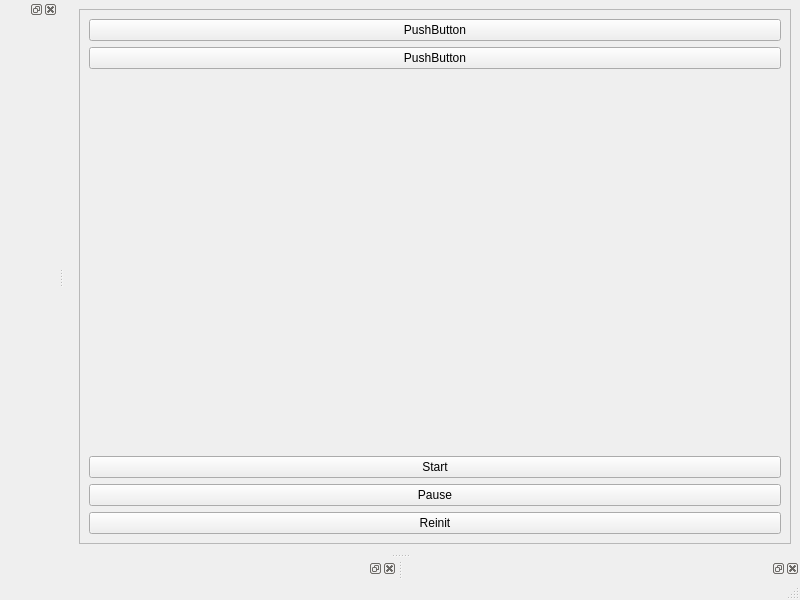
Qt form qtgui/mainwindow.ui (frabas/DISPLACE_GUI) before a commit.
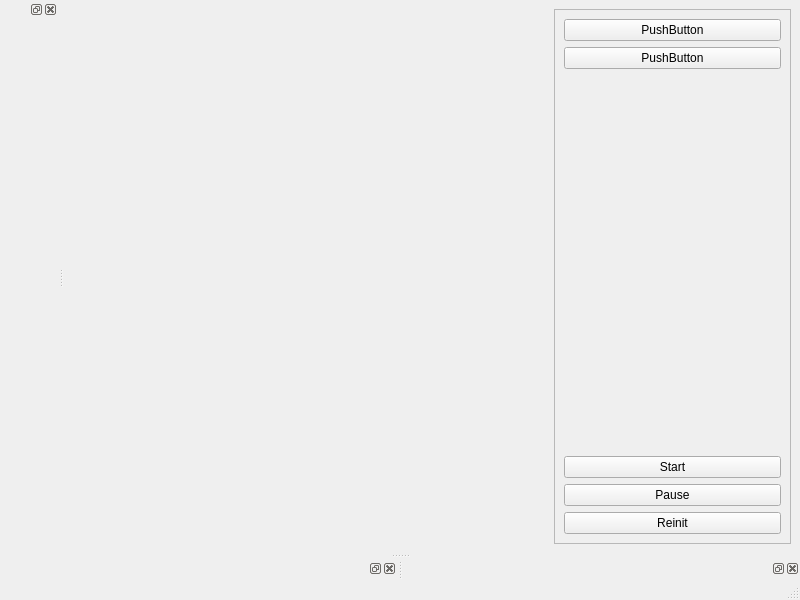
The same form after that commit.

Commit message: GUI: Map Window

```diff
--- a/qtgui/mainwindow.ui
+++ b/qtgui/mainwindow.ui
@@ -14,9 +14,22 @@
    <string>MainWindow</string>
   </property>
   <widget class="QWidget" name="centralwidget">
-   <layout class="QHBoxLayout" name="horizontalLayout" stretch="0,1">
+   <layout class="QHBoxLayout" name="horizontalLayout" stretch="2,1">
     <item>
-     <widget class="QFrame" name="mapFrame"/>
+     <widget class="QFrame" name="mapFrame">
+      <property name="sizePolicy">
+       <sizepolicy hsizetype="MinimumExpanding" vsizetype="MinimumExpanding">
+        <horstretch>0</horstretch>
+        <verstretch>0</verstretch>
+       </sizepolicy>
+      </property>
+      <property name="minimumSize">
+       <size>
+        <width>400</width>
+        <height>100</height>
+       </size>
+      </property>
+     </widget>
     </item>
     <item>
      <widget class="QFrame" name="frame">
```
Left out of the diff: 2 changed lines with no effect on the pictures. The commit also changes 2 other files.
